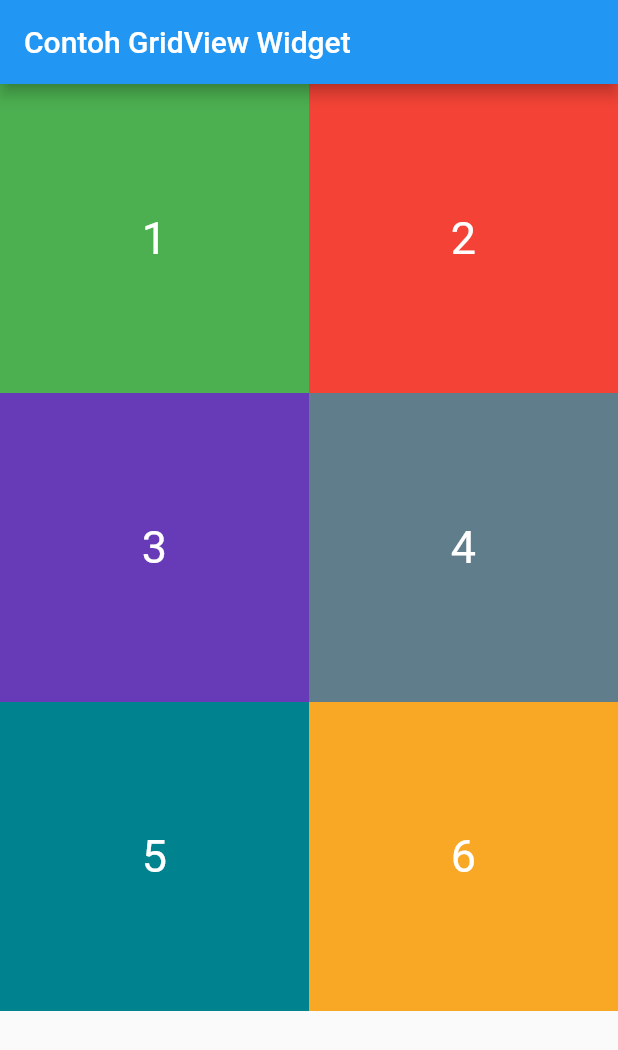
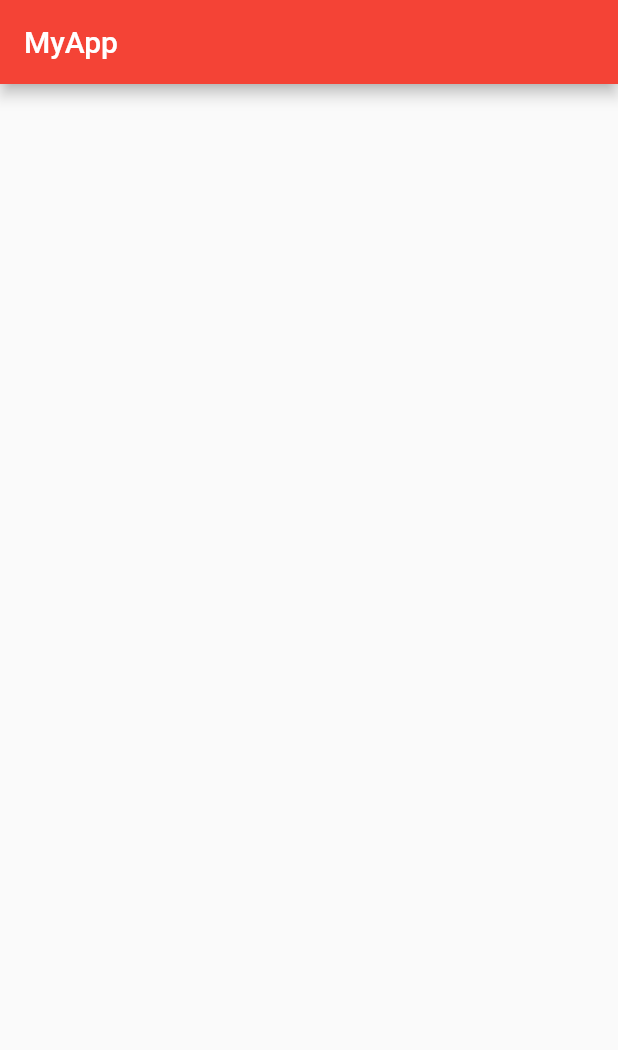
Before and after one commit to polinema-mobile/praktikum-02-layout-web-bola-WahyuIndahp, a Flutter app: the screen it shows after launch, on a phone screen of 412 x 824 dp. Shown: the top 1050 px of the screen. Run offline on Flutter 3.47's test engine with Material 2 defaults, Android fonts, the phone set to English and light mode, and no system bars.

Commit message:
Praktikum Mengganti Title dan Background Color

```diff
--- a/lib/main.dart
+++ b/lib/main.dart
@@ -12,58 +12,8 @@ class MyApp extends StatelessWidget {
       debugShowCheckedModeBanner: false,
       home: Scaffold(
         appBar: AppBar(
-          title: Text("Contoh GridView Widget"),
-        ),
-        body: GridView.count(
-          crossAxisCount: 2,
-          children: <Widget>[
-            Container(
-              color: Colors.green,
-              alignment:Alignment.center,
-              child: Text("1", style: TextStyle(fontSize:30,color:
-Colors.white)),
-            ),
-            Container(
-              color: Colors.red,
-              alignment:Alignment.center,
-              child: Text("2", style: TextStyle(fontSize:30,color:
-Colors.white)),
-              height: 400.0,
-              width: 300.0,
-            ),
-            Container(
-              color: Colors.deepPurple,
-              alignment:Alignment.center,
-              child: Text("3", style: TextStyle(fontSize:30,color:
-Colors.white)),
-              height: 200.0,
-              width: 200.0,
-            ),
-            Container(
-              color: Colors.blueGrey,
-              alignment:Alignment.center,
-              child: Text("4", style: TextStyle(fontSize:30,color:
-Colors.white)),
-              height: 200.0,
-              width: 200.0,
-            ),
-            Container(
-              color: Colors.cyan[800],
-              alignment:Alignment.center,
-              child: Text("5", style: TextStyle(fontSize:30,color:
-Colors.white)),
-              height: 200.0,
-              width: 200.0,
-            ),
-            Container(
-              color: Colors.yellow[800],
-              alignment:Alignment.center,
-              child: Text("6", style: TextStyle(fontSize:30,color:
- Colors.white)),
-              height: 200.0,
-              width: 200.0,
-            ),
-          ],
+          title: Text("MyApp"),
+          backgroundColor: Colors.red,
         ),
       ),
     );
```
